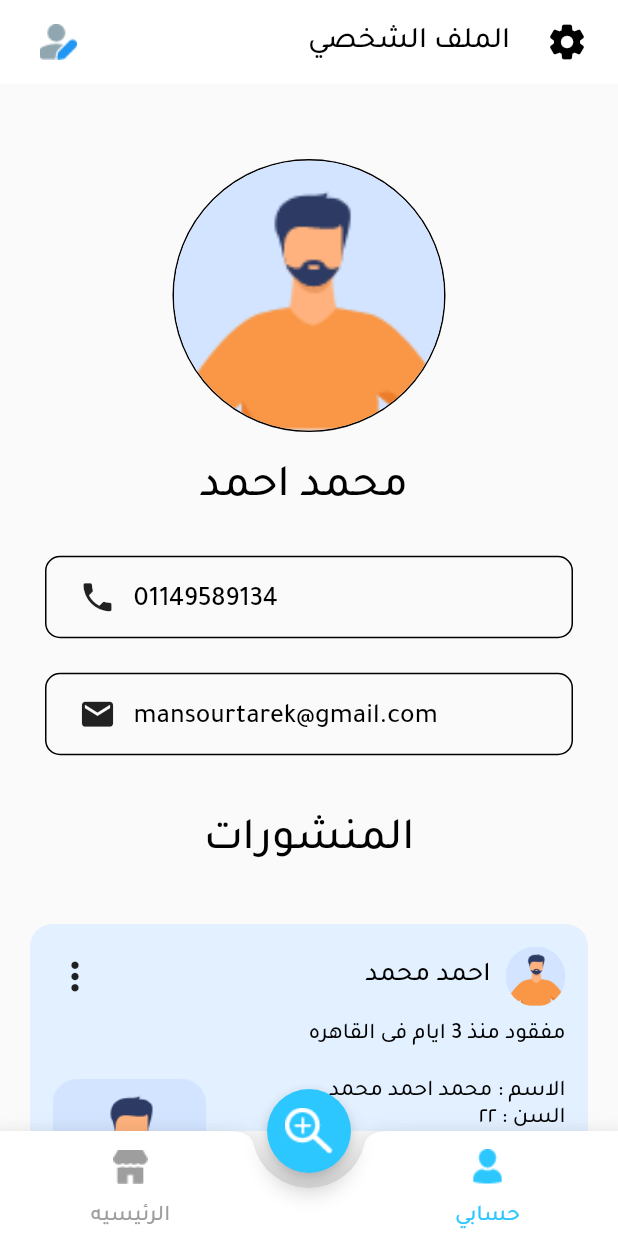
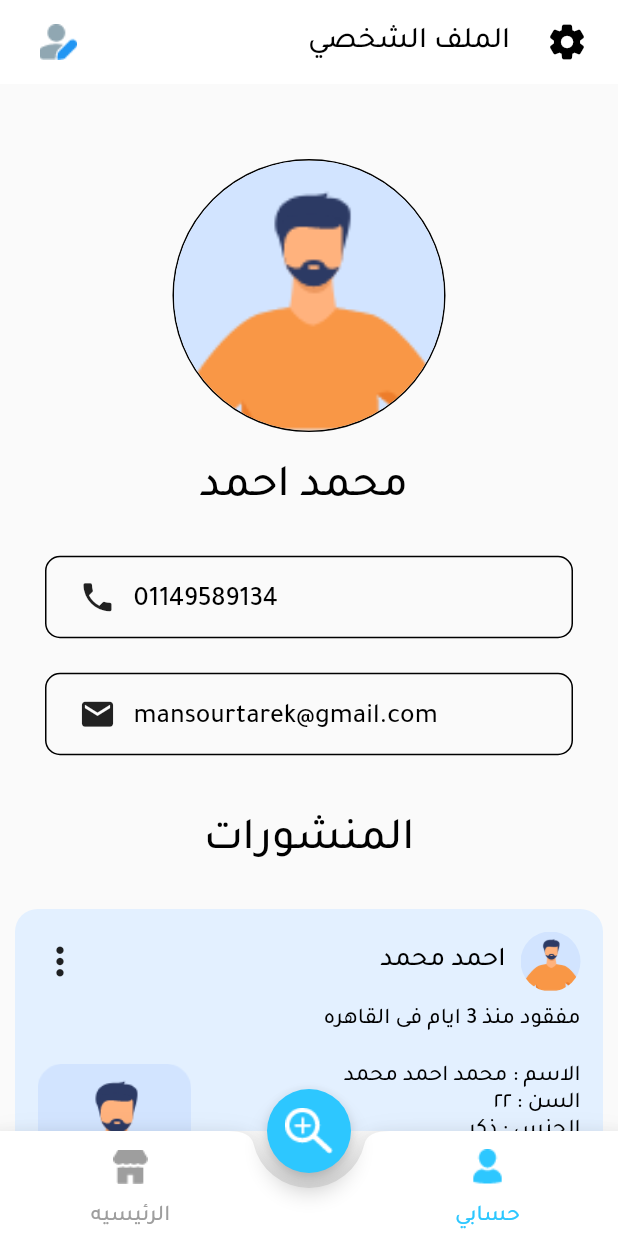
Before and after one commit to Mostafa-Osman/lost_app, a Flutter app: the HomeScreen screen opened directly, after a tap on "حسابي", on a phone screen of 412 x 824 dp. Run offline on Flutter 3.47's test engine with Material 2 defaults, Android fonts, the light colour scheme and no system bars; our stand-ins replace hexcolor, pin_code_fields, smooth_page_indicator, timer_count_down.

Commit message:
update splash, home

```diff
--- a/lib/main.dart
+++ b/lib/main.dart
@@ -1,7 +1,6 @@
 import 'package:flutter/material.dart';
-
 import 'package:flutter_localizations/flutter_localizations.dart';
-import 'package:lost_app/home/bottom_navigation_bar.dart';
+import 'package:lost_app/modules/home/bottom_navigation_bar.dart';
 
 import 'modules/login/enter_phone_number.dart';
 import 'modules/login/Verify_mobile.dart';
@@ -31,7 +30,7 @@ class MyApp extends StatelessWidget {
       supportedLocales: [
         Locale('ar', ''),
       ],
-      home: HomeScreen(),
+      home: LoginScreen(),
     );
   }
 }
--- a/lib/home/account.dart
+++ b/lib/modules/home/account.dart
@@ -170,7 +170,7 @@ class _AccountPageClassState extends State<AccountPageClass> {
             physics: NeverScrollableScrollPhysics(),
             itemBuilder: (ctx, index) {
               return Padding(
-                padding: const EdgeInsets.all(20.0),
+                padding: const EdgeInsets.all(10.0),
                 child: Container(
                   height: 273.0,
                   decoration: BoxDecoration(
--- a/lib/home/bottom_navigation_bar.dart
+++ b/lib/modules/home/bottom_navigation_bar.dart
@@ -1,8 +1,8 @@
 import 'package:flutter/material.dart';
 import 'package:hexcolor/hexcolor.dart';
-import 'package:lost_app/home/account.dart';
-import 'package:lost_app/home/home.dart';
-import 'package:lost_app/home/appbar_widget.dart';
+import 'package:lost_app/modules/home/account.dart';
+import 'package:lost_app/modules/home/appbar_widget.dart';
+import 'package:lost_app/modules/home/home.dart';
 import 'package:lost_app/shared/components/text_button_class.dart';
 import 'package:lost_app/shared/components/text_class.dart';
 import 'package:lost_app/shared/components/text_form_field_class.dart';
--- a/lib/home/home.dart
+++ b/lib/modules/home/home.dart
@@ -143,7 +143,7 @@ class _HomePageClassState extends State<HomePageClass> {
                               children: [
                                 TextClass(
                                   text: 'التعليق',
-                                  fontSize: 22,
+                                  fontSize: 20,
                                 ),
                                 SizedBox(
                                   width: 10,
@@ -179,7 +179,7 @@ class _HomePageClassState extends State<HomePageClass> {
                             children: [
                               TextClass(
                                 text: 'مشاركه',
-                                fontSize: 22,
+                                fontSize: 20,
                               ),
                               SizedBox(
                                 width: 10,
--- a/lib/modules/login/Verify_mobile.dart
+++ b/lib/modules/login/Verify_mobile.dart
@@ -1,8 +1,7 @@
 import 'dart:async';
-
 import 'package:flutter/cupertino.dart';
 import 'package:flutter/material.dart';
-import 'package:lost_app/home/bottom_navigation_bar.dart';
+import 'package:lost_app/modules/home/bottom_navigation_bar.dart';
 import 'package:lost_app/modules/login/reset_password.dart';
 import 'package:lost_app/shared/components/raised_button_class.dart';
 import 'package:lost_app/shared/components/alert_dialog_class.dart';
--- a/lib/modules/login/login.dart
+++ b/lib/modules/login/login.dart
@@ -1,5 +1,5 @@
 import 'package:flutter/material.dart';
-import 'package:lost_app/home/bottom_navigation_bar.dart';
+import 'package:lost_app/modules/home/bottom_navigation_bar.dart';
 import 'package:lost_app/modules/register/register.dart';
 import 'package:lost_app/shared/components/raised_button_class.dart';
 import 'package:lost_app/shared/components/component.dart';
--- a/lib/modules/login/reset_password.dart
+++ b/lib/modules/login/reset_password.dart
@@ -1,5 +1,5 @@
 import 'package:flutter/material.dart';
-import 'package:lost_app/home/bottom_navigation_bar.dart';
+import 'package:lost_app/modules/home/bottom_navigation_bar.dart';
 import 'package:lost_app/shared/components/alert_dialog_class.dart';
 import 'package:lost_app/shared/components/component.dart';
 import 'package:lost_app/shared/components/raised_button_class.dart';
```
Also changed, not shown: lib/editios/mansour.dart (deleted, +0 -11 lines), lib/modules/home/post.dart (added, +23 -0 lines), lib/home/post.dart (deleted), lib/modules/home/appbar_widget.dart (renamed from lib/home/appbar_widget.dart).
